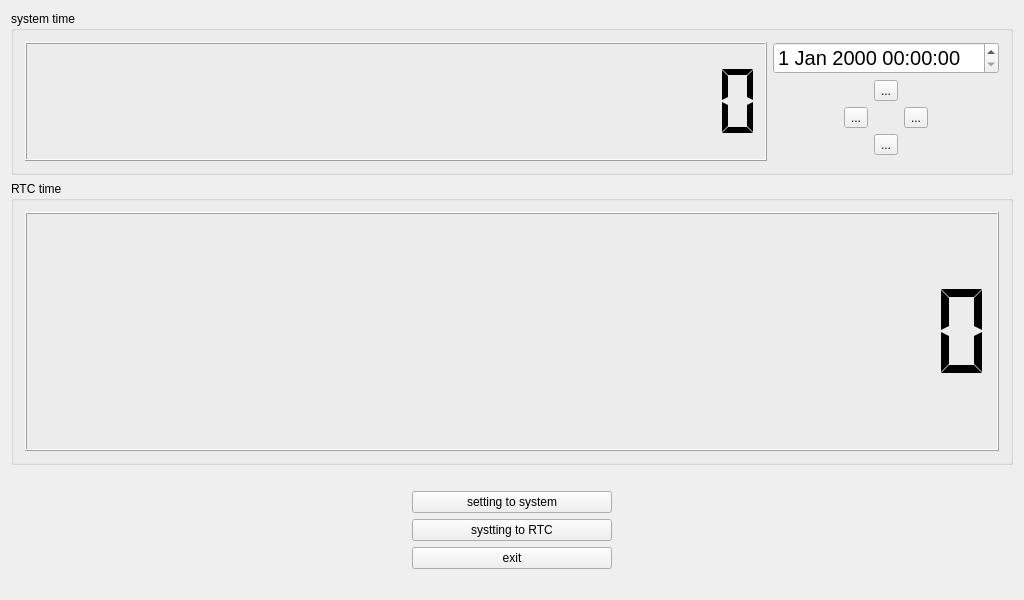
Old version of the form mainwindow.ui in the repository i2som/datetime-setting.
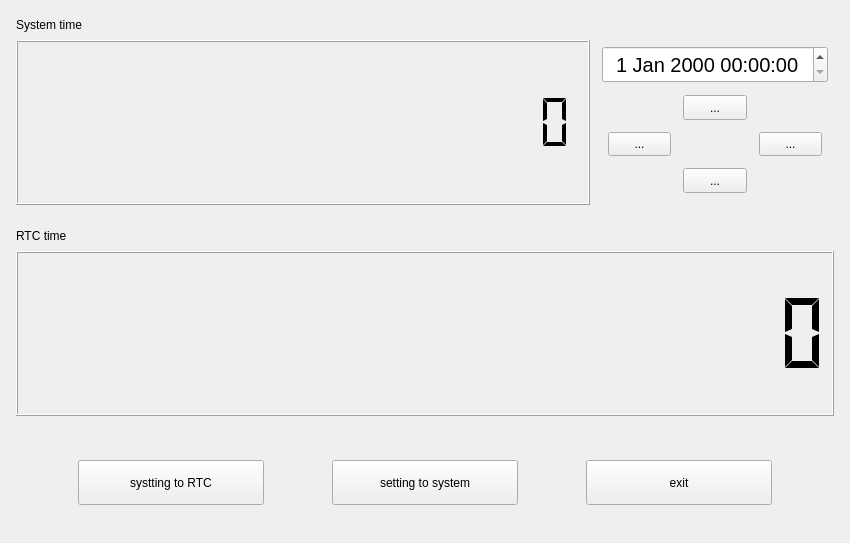
New version of the form.

```diff
--- a/mainwindow.ui
+++ b/mainwindow.ui
@@ -6,26 +6,230 @@
    <rect>
     <x>0</x>
     <y>0</y>
-    <width>1024</width>
-    <height>600</height>
+    <width>850</width>
+    <height>543</height>
    </rect>
   </property>
   <property name="windowTitle">
    <string>clock</string>
   </property>
   <widget class="QWidget" name="centralWidget">
-   <layout class="QGridLayout" name="gridLayout">
-    <item row="3" column="0" colspan="2">
-     <layout class="QGridLayout" name="gridLayout_2">
-      <item row="2" column="2">
-       <widget class="QPushButton" name="pushButton_2">
+   <layout class="QGridLayout" name="gridLayout" rowstretch="2,2,1">
+    <property name="leftMargin">
+     <number>10</number>
+    </property>
+    <property name="topMargin">
+     <number>10</number>
+    </property>
+    <property name="rightMargin">
+     <number>10</number>
+    </property>
+    <property name="bottomMargin">
+     <number>10</number>
+    </property>
+    <property name="spacing">
+     <number>10</number>
+    </property>
+    <item row="0" column="0">
+     <layout class="QGridLayout" name="gridLayout_6" rowstretch="1,9" columnstretch="7,2">
+      <property name="leftMargin">
+       <number>6</number>
+      </property>
+      <property name="topMargin">
+       <number>6</number>
+      </property>
+      <property name="rightMargin">
+       <number>6</number>
+      </property>
+      <property name="bottomMargin">
+       <number>6</number>
+      </property>
+      <item row="1" column="0">
+       <widget class="QLCDNumber" name="lcdNumber">
+        <property name="sizePolicy">
+         <sizepolicy hsizetype="Expanding" vsizetype="Expanding">
+          <horstretch>0</horstretch>
+          <verstretch>0</verstretch>
+         </sizepolicy>
+        </property>
+        <property name="frameShadow">
+         <enum>QFrame::Raised</enum>
+        </property>
+        <property name="digitCount">
+         <number>19</number>
+        </property>
+        <property name="segmentStyle">
+         <enum>QLCDNumber::Flat</enum>
+        </property>
+       </widget>
+      </item>
+      <item row="1" column="1">
+       <layout class="QGridLayout" name="gridLayout_4" rowstretch="1,3">
+        <property name="leftMargin">
+         <number>6</number>
+        </property>
+        <property name="topMargin">
+         <number>6</number>
+        </property>
+        <property name="rightMargin">
+         <number>6</number>
+        </property>
+        <property name="bottomMargin">
+         <number>6</number>
+        </property>
+        <item row="0" column="0">
+         <widget class="QDateTimeEdit" name="dateTimeEdit">
+          <property name="sizePolicy">
+           <sizepolicy hsizetype="Preferred" vsizetype="Preferred">
+            <horstretch>0</horstretch>
+            <verstretch>0</verstretch>
+           </sizepolicy>
+          </property>
+          <property name="styleSheet">
+           <string notr="true">QDateTimeEdit {font-size: 20px;}</string>
+          </property>
+          <property name="alignment">
+           <set>Qt::AlignCenter</set>
+          </property>
+         </widget>
+        </item>
+        <item row="1" column="0">
+         <layout class="QGridLayout" name="gridLayout_3" rowstretch="1,1,1" columnstretch="1,1,1">
+          <property name="leftMargin">
+           <number>6</number>
+          </property>
+          <property name="topMargin">
+           <number>6</number>
+          </property>
+          <property name="rightMargin">
+           <number>6</number>
+          </property>
+          <property name="bottomMargin">
+           <number>6</number>
+          </property>
+          <property name="spacing">
+           <number>12</number>
+          </property>
+          <item row="1" column="2">
+           <widget class="QToolButton" name="toolButton_4">
+            <property name="sizePolicy">
+             <sizepolicy hsizetype="Preferred" vsizetype="Preferred">
+              <horstretch>0</horstretch>
+              <verstretch>0</verstretch>
+             </sizepolicy>
+            </property>
+            <property name="text">
+             <string>...</string>
+            </property>
+           </widget>
+          </item>
+          <item row="2" column="1">
+           <widget class="QToolButton" name="toolButton_3">
+            <property name="sizePolicy">
+             <sizepolicy hsizetype="Preferred" vsizetype="Preferred">
+              <horstretch>0</horstretch>
+              <verstretch>0</verstretch>
+             </sizepolicy>
+            </property>
+            <property name="text">
+             <string>...</string>
+            </property>
+           </widget>
+          </item>
+          <item row="1" column="0">
+           <widget class="QToolButton" name="toolButton">
+            <property name="sizePolicy">
+             <sizepolicy hsizetype="Preferred" vsizetype="Preferred">
+              <horstretch>0</horstretch>
+              <verstretch>0</verstretch>
+             </sizepolicy>
+            </property>
+            <property name="text">
+             <string>...</string>
+            </property>
+           </widget>
+          </item>
+          <item row="0" column="1">
+           <widget class="QToolButton" name="toolButton_2">
+            <property name="sizePolicy">
+             <sizepolicy hsizetype="Preferred" vsizetype="Preferred">
+              <horstretch>0</horstretch>
+              <verstretch>0</verstretch>
+             </sizepolicy>
+            </property>
+            <property name="text">
+             <string>...</string>
+            </property>
+           </widget>
+          </item>
+         </layout>
+        </item>
+       </layout>
+      </item>
+      <item row="0" column="0">
+       <widget class="QLabel" name="label_2">
         <property name="text">
-         <string>systting to RTC</string>
+         <string>System time</string>
         </property>
        </widget>
       </item>
-      <item row="0" column="2">
-       <spacer name="horizontalSpacer">
+     </layout>
+    </item>
+    <item row="1" column="0">
+     <layout class="QGridLayout" name="gridLayout_7" rowstretch="1,9">
+      <property name="leftMargin">
+       <number>6</number>
+      </property>
+      <property name="topMargin">
+       <number>6</number>
+      </property>
+      <property name="rightMargin">
+       <number>6</number>
+      </property>
+      <property name="bottomMargin">
+       <number>6</number>
+      </property>
+      <item row="1" column="0">
+       <widget class="QLCDNumber" name="lcdNumber_2">
+        <property name="sizePolicy">
+         <sizepolicy hsizetype="Expanding" vsizetype="Expanding">
+          <horstretch>0</horstretch>
+          <verstretch>0</verstretch>
+         </sizepolicy>
+        </property>
+        <property name="digitCount">
+         <number>19</number>
+        </property>
+        <property name="segmentStyle">
+         <enum>QLCDNumber::Flat</enum>
+        </property>
+       </widget>
+      </item>
+      <item row="0" column="0">
+       <widget class="QLabel" name="label">
+        <property name="text">
+         <string>RTC time</string>
+        </property>
+       </widget>
+      </item>
+     </layout>
+    </item>
+    <item row="2" column="0">
+     <layout class="QGridLayout" name="gridLayout_2" rowstretch="1,2,1" columnstretch="1,3,1,3,1,3,1">
+      <property name="leftMargin">
+       <number>6</number>
+      </property>
+      <property name="topMargin">
+       <number>6</number>
+      </property>
+      <property name="rightMargin">
+       <number>6</number>
+      </property>
+      <property name="bottomMargin">
+       <number>6</number>
+      </property>
+      <item row="1" column="6">
+       <spacer name="horizontalSpacer_4">
         <property name="orientation">
          <enum>Qt::Horizontal</enum>
         </property>
@@ -37,22 +241,60 @@
         </property>
        </spacer>
       </item>
-      <item row="1" column="2">
-       <widget class="QPushButton" name="pushButton">
-        <property name="text">
-         <string>setting to system</string>
+      <item row="1" column="4">
+       <spacer name="horizontalSpacer_2">
+        <property name="orientation">
+         <enum>Qt::Horizontal</enum>
         </property>
-       </widget>
+        <property name="sizeHint" stdset="0">
+         <size>
+          <width>40</width>
+          <height>20</height>
+         </size>
+        </property>
+       </spacer>
       </item>
-      <item row="3" column="2">
+      <item row="1" column="5">
        <widget class="QPushButton" name="pushButton_3">
+        <property name="sizePolicy">
+         <sizepolicy hsizetype="Preferred" vsizetype="Preferred">
+          <horstretch>0</horstretch>
+          <verstretch>0</verstretch>
+         </sizepolicy>
+        </property>
         <property name="text">
          <string>exit</string>
         </property>
        </widget>
       </item>
-      <item row="2" column="0">
-       <spacer name="horizontalSpacer_8">
+      <item row="1" column="3">
+       <widget class="QPushButton" name="pushButton">
+        <property name="sizePolicy">
+         <sizepolicy hsizetype="Preferred" vsizetype="Preferred">
+          <horstretch>0</horstretch>
+          <verstretch>0</verstretch>
+         </sizepolicy>
+        </property>
+        <property name="text">
+         <string>setting to system</string>
+        </property>
+       </widget>
+      </item>
+      <item row="1" column="0">
+       <spacer name="horizontalSpacer_3">
+        <property name="orientation">
+         <enum>Qt::Horizontal</enum>
+        </property>
+        <property name="sizeHint" stdset="0">
+         <size>
+          <width>40</width>
+          <height>20</height>
+         </size>
+        </property>
+       </spacer>
+      </item>
+      <item row="1" column="2">
+       <spacer name="horizontalSpacer">
         <property name="orientation">
          <enum>Qt::Horizontal</enum>
         </property>
@@ -65,161 +307,46 @@
        </spacer>
       </item>
       <item row="2" column="3">
-       <spacer name="horizontalSpacer_4">
+       <spacer name="verticalSpacer">
         <property name="orientation">
-         <enum>Qt::Horizontal</enum>
+         <enum>Qt::Vertical</enum>
         </property>
         <property name="sizeHint" stdset="0">
          <size>
-          <width>40</width>
-          <height>20</height>
+          <width>20</width>
+          <height>40</height>
          </size>
         </property>
        </spacer>
       </item>
-      <item row="4" column="2">
-       <spacer name="horizontalSpacer_6">
-        <property name="orientation">
-         <enum>Qt::Horizontal</enum>
+      <item row="1" column="1">
+       <widget class="QPushButton" name="pushButton_2">
+        <property name="sizePolicy">
+         <sizepolicy hsizetype="Preferred" vsizetype="Preferred">
+          <horstretch>0</horstretch>
+          <verstretch>0</verstretch>
+         </sizepolicy>
         </property>
-        <property name="sizeHint" stdset="0">
-         <size>
-          <width>40</width>
-          <height>20</height>
-         </size>
+        <property name="text">
+         <string>systting to RTC</string>
         </property>
-       </spacer>
+       </widget>
       </item>
-      <item row="2" column="4">
-       <spacer name="horizontalSpacer_7">
+      <item row="0" column="3">
+       <spacer name="verticalSpacer_2">
         <property name="orientation">
-         <enum>Qt::Horizontal</enum>
+         <enum>Qt::Vertical</enum>
         </property>
         <property name="sizeHint" stdset="0">
          <size>
-          <width>40</width>
-          <height>20</height>
-         </size>
-        </property>
-       </spacer>
-      </item>
-      <item row="2" column="1">
-       <spacer name="horizontalSpacer_2">
-        <property name="orientation">
-         <enum>Qt::Horizontal</enum>
-        </property>
-        <property name="sizeHint" stdset="0">
-         <size>
-          <width>40</width>
-          <height>20</height>
+          <width>20</width>
+          <height>40</height>
          </size>
         </property>
        </spacer>
       </item>
      </layout>
     </item>
-    <item row="0" column="0" colspan="2">
-     <widget class="QGroupBox" name="groupBox">
-      <property name="title">
-       <string>system time</string>
-      </property>
-      <layout class="QGridLayout" name="gridLayout_3">
-       <item row="0" column="0">
-        <layout class="QGridLayout" name="gridLayout_4">
-         <item row="0" column="0" rowspan="5">
-          <widget class="QLCDNumber" name="lcdNumber">
-           <property name="sizePolicy">
-            <sizepolicy hsizetype="Expanding" vsizetype="Expanding">
-             <horstretch>0</horstretch>
-             <verstretch>0</verstretch>
-            </sizepolicy>
-           </property>
-           <property name="frameShadow">
-            <enum>QFrame::Raised</enum>
-           </property>
-           <property name="digitCount">
-            <number>19</number>
-           </property>
-           <property name="segmentStyle">
-            <enum>QLCDNumber::Flat</enum>
-           </property>
-          </widget>
-         </item>
-         <item row="1" column="4">
-          <widget class="QToolButton" name="toolButton_2">
-           <property name="text">
-            <string>...</string>
-           </property>
-          </widget>
-         </item>
-         <item row="3" column="4">
-          <widget class="QToolButton" name="toolButton_3">
-           <property name="text">
-            <string>...</string>
-           </property>
-          </widget>
-         </item>
-         <item row="2" column="5">
-          <widget class="QToolButton" name="toolButton_4">
-           <property name="text">
-            <string>...</string>
-           </property>
-          </widget>
-         </item>
-         <item row="2" column="3">
-          <widget class="QToolButton" name="toolButton">
-           <property name="text">
-            <string>...</string>
-           </property>
-          </widget>
-         </item>
-         <item row="0" column="2" colspan="5">
-          <widget class="QDateTimeEdit" name="dateTimeEdit">
-           <property name="sizePolicy">
-            <sizepolicy hsizetype="Minimum" vsizetype="Fixed">
-             <horstretch>0</horstretch>
-             <verstretch>0</verstretch>
-            </sizepolicy>
-           </property>
-           <property name="styleSheet">
-            <string notr="true">QDateTimeEdit {font-size: 20px;}</string>
-           </property>
-          </widget>
-         </item>
-        </layout>
-       </item>
-      </layout>
-     </widget>
-    </item>
-    <item row="1" column="0" colspan="2">
-     <widget class="QGroupBox" name="groupBox_2">
-      <property name="title">
-       <string>RTC time</string>
-      </property>
-      <layout class="QHBoxLayout" name="horizontalLayout">
-       <item>
-        <layout class="QGridLayout" name="gridLayout_5">
-         <item row="0" column="0">
-          <widget class="QLCDNumber" name="lcdNumber_2">
-           <property name="sizePolicy">
-            <sizepolicy hsizetype="Expanding" vsizetype="Expanding">
-             <horstretch>0</horstretch>
-             <verstretch>0</verstretch>
-            </sizepolicy>
-           </property>
-           <property name="digitCount">
-            <number>19</number>
-           </property>
-           <property name="segmentStyle">
-            <enum>QLCDNumber::Flat</enum>
-           </property>
-          </widget>
-         </item>
-        </layout>
-       </item>
-      </layout>
-     </widget>
-    </item>
    </layout>
   </widget>
  </widget>
```
